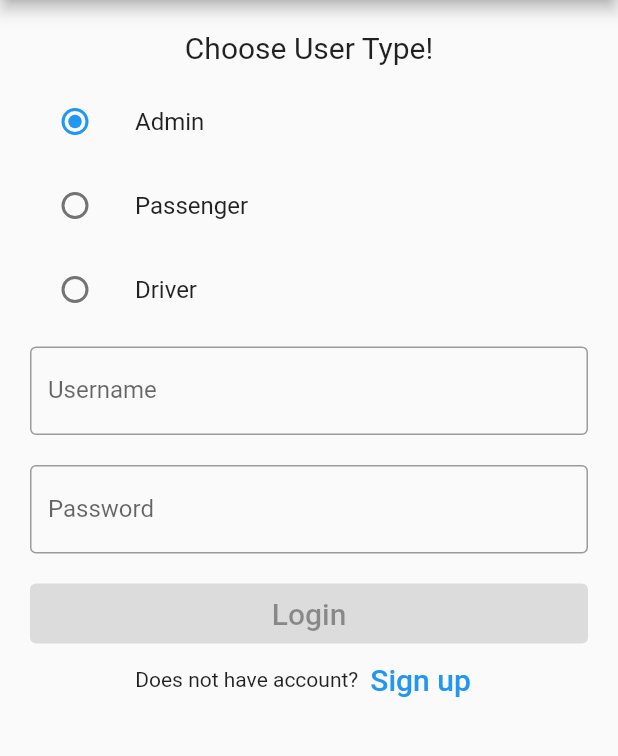
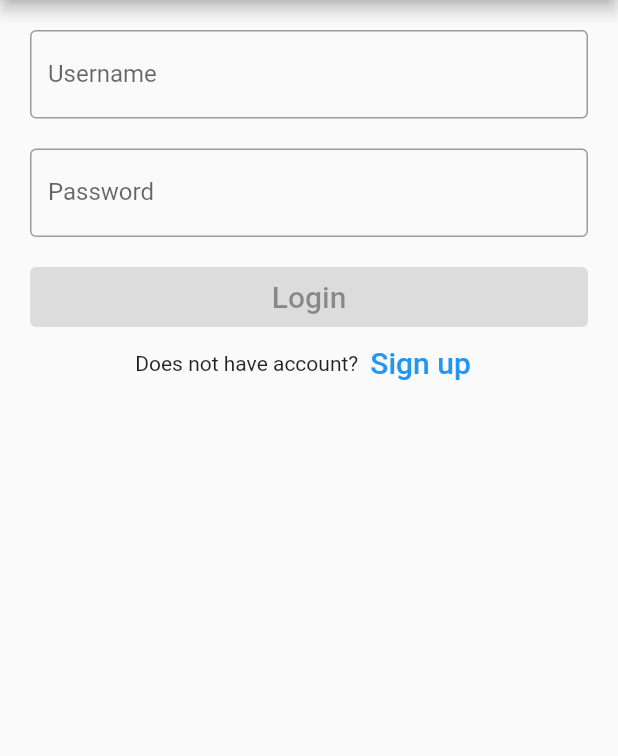
Before and after one commit to Touka-Mohamed/Transportation-System-Flutter-App, a Flutter app: the screen it shows after launch, on a phone screen of 412 x 824 dp, the part 84-840 px from its top. Run offline on Flutter 3.47's test engine with Material 2 defaults, Android fonts, the light colour scheme and no system bars; our stand-ins replace flutter_datetime_picker, scrollable_positioned_list, sqflite, sqflite_common_ffi; accounts and stored records are empty.

Commit message:
removed user type from login page

```diff
--- a/lib/login_page.dart
+++ b/lib/login_page.dart
@@ -12,7 +12,6 @@ class LoginPage extends StatefulWidget {
 
 }
 
-enum User_Type { Admin, Passenger, Driver }
 
 class _LoginPage extends State<LoginPage> {
 
@@ -32,7 +31,6 @@ class _LoginPage extends State<LoginPage> {
     super.initState();
   }
 
-  User_Type? _User_Type = User_Type.Admin;
 
   @override
   Widget build(BuildContext context) {
@@ -44,51 +42,6 @@ class _LoginPage extends State<LoginPage> {
         child: ListView(
           children: <Widget>[
 
-            Container(
-                alignment: Alignment.center,
-                padding: const EdgeInsets.all(10),
-                child: const Text(
-                  'Choose User Type!',
-                  style: TextStyle(fontSize: 20),
-                )),
-
-
-            ListTile(
-                title: const Text('Admin'),
-                leading: Radio<User_Type>(
-                  value: User_Type.Admin,
-                  groupValue: _User_Type,
-                  onChanged: (User_Type? value) {
-                    setState(() {
-                      _User_Type = value;
-                    });
-                  },
-                )
-            ),
-            ListTile(
-                title: const Text('Passenger'),
-                leading: Radio<User_Type>(
-                  value: User_Type.Passenger,
-                  groupValue: _User_Type,
-                  onChanged: (User_Type? value) {
-                    setState(() {
-                      _User_Type = value;
-                    });
-                  },
-                )
-            ),
-            ListTile(
-                title: const Text('Driver'),
-                leading: Radio<User_Type>(
-                  value: User_Type.Driver,
-                  groupValue: _User_Type,
-                  onChanged: (User_Type? value) {
-                    setState(() {
-                      _User_Type = value;
-                    });
-                  },
-                )
-            ),
 
             Form(
                 key: _formKey,
--- a/lib/signup_page.dart
+++ b/lib/signup_page.dart
@@ -14,6 +14,7 @@ class SignupPage extends StatefulWidget {
     return _SignupPage();
   }
 }
+  enum User_Type { Admin, Passenger, Driver }
 
 class _SignupPage extends State<SignupPage> {
   SqlDb sqlDb = SqlDb(); //instance of the database class
```
